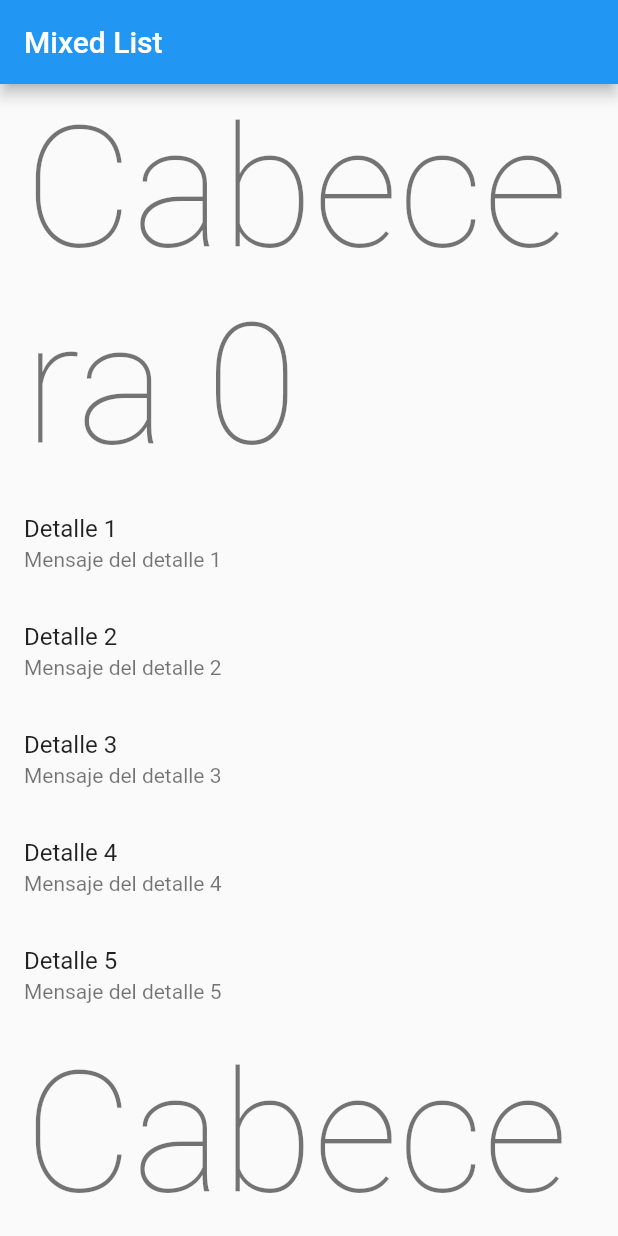
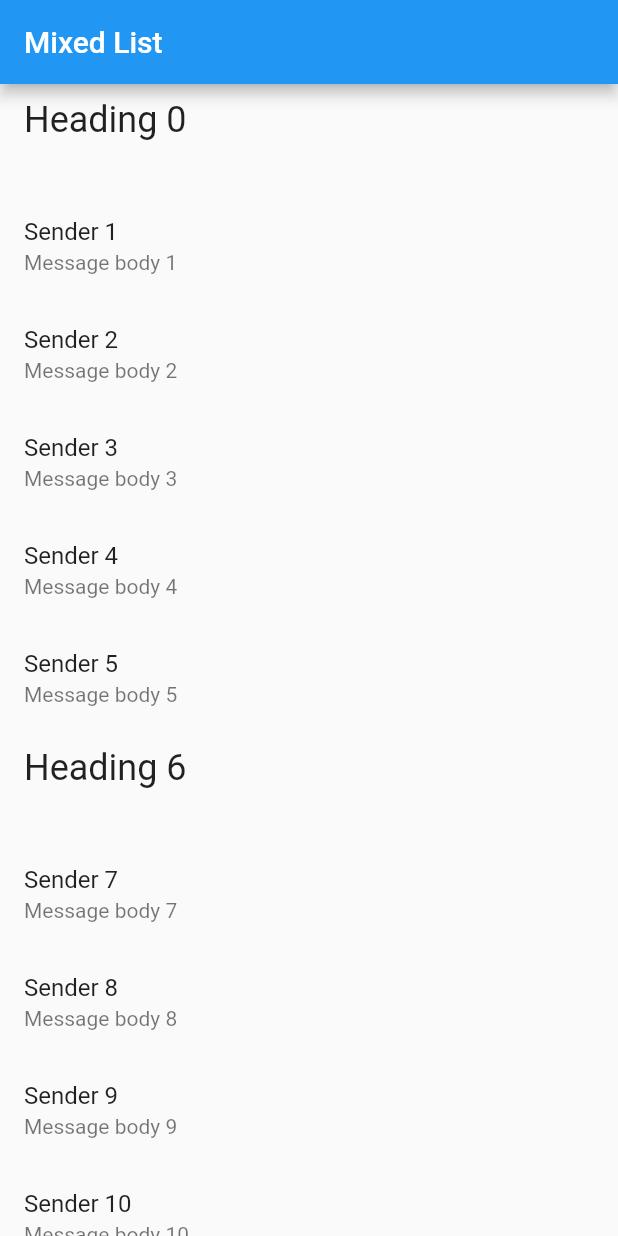
Before and after one commit to vidapogosoft/Flutter072022, a Flutter app: the screen it shows after launch, on a phone screen of 412 x 824 dp. Run offline on Flutter 3.47's test engine with Material 2 defaults, Android fonts, the phone set to English and light mode, and no system bars.

Commit message:
Update main.dart

```diff
--- a/dia3/clases/list_elements/lib/main.dart
+++ b/dia3/clases/list_elements/lib/main.dart
@@ -1,19 +1,21 @@
-import 'package:flutter/foundation.dart';
 import 'package:flutter/material.dart';
 
 void main() {
-  runApp(MyApp(
-    items: List<ListItem>.generate(
-      1000,
-      (i) => i % 6 == 0
-          ? HeadingItem("Cabecera $i")
-          : MessageItem("Detalle $i", "Mensaje del detalle $i"),
+  runApp(
+    MyApp(
+      items: List<ListItem>.generate(
+        1000,
+        (i) => i % 6 == 0
+            ? HeadingItem('Heading $i')
+            : MessageItem('Sender $i', 'Message body $i'),
+      ),
     ),
-  ));
+  );
 }
 
 class MyApp extends StatelessWidget {
   final List<ListItem> items;
+
   const MyApp({Key? key, required this.items}) : super(key: key);
 
   @override
@@ -27,26 +29,14 @@ class MyApp extends StatelessWidget {
           title: const Text(title),
         ),
         body: ListView.builder(
-          // Deja que ListView sepa cuántos elementos necesita para construir
           itemCount: items.length,
-          // Proporciona una función de constructor. ¡Aquí es donde sucede la magia! Vamos a
-          // convertir cada elemento en un Widget basado en el tipo de elemento que es.
           itemBuilder: (context, index) {
             final item = items[index];
 
-            if (item is HeadingItem) {
-              return ListTile(
-                title: Text(
-                  item.heading,
-                  style: Theme.of(context).textTheme.headline1,
-                ),
-              );
-            } else if (item is MessageItem) {
-              return ListTile(
-                title: Text(item.sender),
-                subtitle: Text(item.body),
-              );
-            }
+            return ListTile(
+              title: item.buildTitle(context),
+              subtitle: item.buildSubtitle(context),
+            );
           },
         ),
       ),
@@ -54,20 +44,38 @@ class MyApp extends StatelessWidget {
   }
 }
 
-// La clase base para los diferentes tipos de elementos que la Lista puede contener
-abstract class ListItem {}
+abstract class ListItem {
+  Widget buildTitle(BuildContext context);
 
-// Un ListItem que contiene datos para mostrar un encabezado
+  Widget buildSubtitle(BuildContext context);
+}
+
 class HeadingItem implements ListItem {
   final String heading;
 
   HeadingItem(this.heading);
+
+  @override
+  Widget buildTitle(BuildContext context) {
+    return Text(
+      heading,
+      style: Theme.of(context).textTheme.headline5,
+    );
+  }
+
+  @override
+  Widget buildSubtitle(BuildContext context) => const SizedBox.shrink();
 }
 
-// Un ListItem que contiene datos para mostrar un mensaje
 class MessageItem implements ListItem {
   final String sender;
   final String body;
 
   MessageItem(this.sender, this.body);
+
+  @override
+  Widget buildTitle(BuildContext context) => Text(sender);
+
+  @override
+  Widget buildSubtitle(BuildContext context) => Text(body);
 }
```
